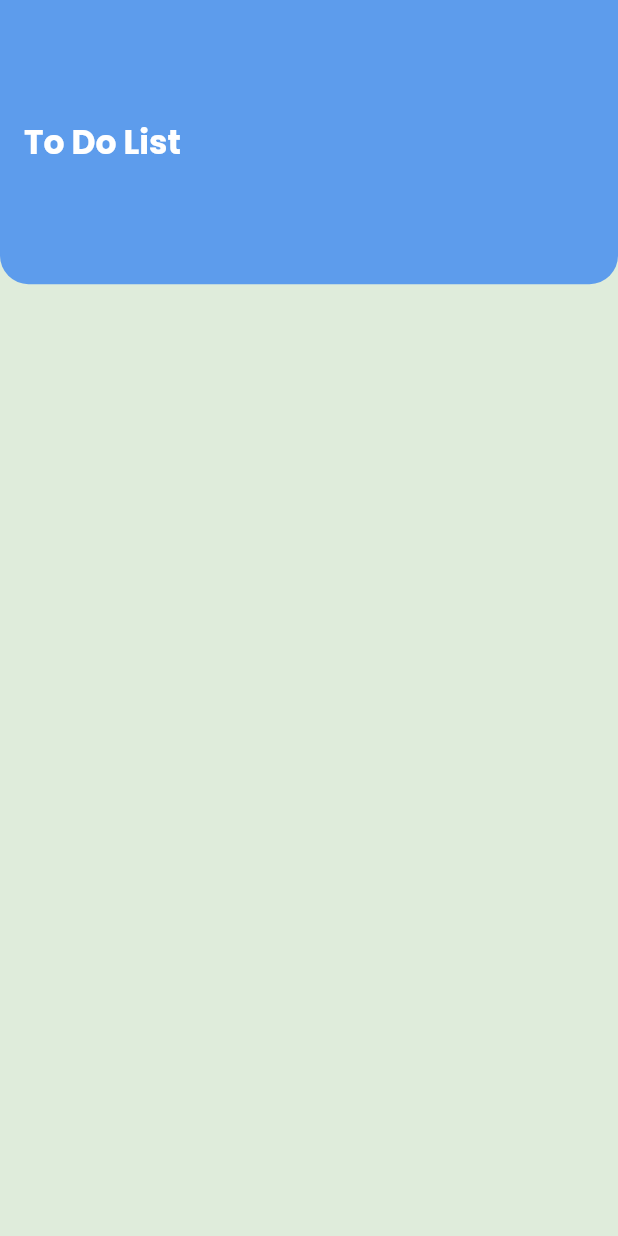
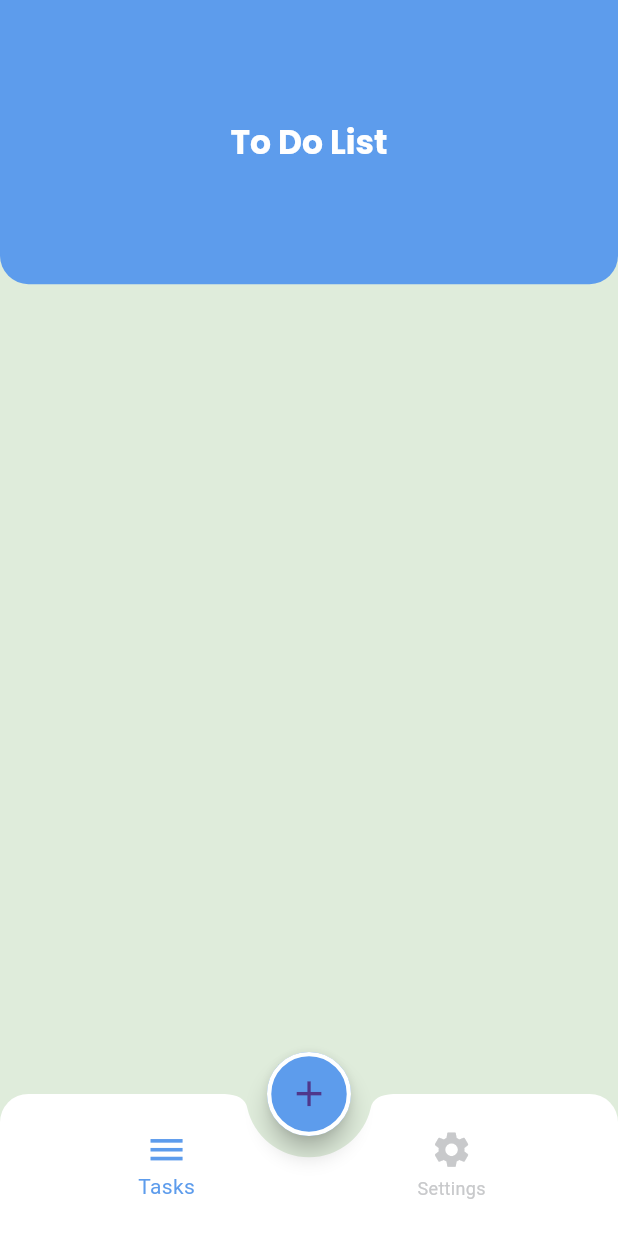
Before and after one commit to heshamgasser/todo, a Flutter app: the screen it shows after launch, on a phone screen of 412 x 824 dp. Run offline on Flutter 3.47's test engine with Material 3 defaults, Android fonts, the phone set to English and light mode, and no system bars; our stand-ins replace flutter_screenutil, google_fonts.

Commit message:
complete bottomNavigationBar

```diff
--- a/lib/home_layout/home_layout.dart
+++ b/lib/home_layout/home_layout.dart
@@ -1,14 +1,58 @@
 import 'package:flutter/material.dart';
+import 'package:flutter_screenutil/flutter_screenutil.dart';
+import 'package:provider/provider.dart';
+import 'package:todo_app/provider/home_provider.dart';
+import 'package:todo_app/shared/styles/app_color.dart';
 
 class HomeLayout extends StatelessWidget {
   static const String routeName = 'Home Layout';
 
   @override
   Widget build(BuildContext context) {
-    return Scaffold(
-      appBar: AppBar(
-        title: Text('To Do List', style: Theme.of(context).textTheme.titleLarge,),
-      ),
+    return ChangeNotifierProvider(
+      create: (context) => HomeProvider(),
+      builder: (context, child) {
+
+        var homeProvider = Provider.of<HomeProvider>(context);
+
+        return Scaffold(
+          appBar: AppBar(
+            title: Text('To Do List', style: Theme.of(context).textTheme.titleLarge,),
+          ),
+
+          floatingActionButtonLocation: FloatingActionButtonLocation.centerDocked,
+
+          floatingActionButton: FloatingActionButton(
+            backgroundColor: AppColor.lightPrimaryColor,
+            shape: StadiumBorder(side: BorderSide(color: Colors.white, width: 3.r),),
+
+            onPressed: () {
+
+            },
+            child: Icon(Icons.add, size: 30.r,),
+          ),
+
+
+          bottomNavigationBar: ClipRRect(
+            borderRadius: BorderRadius.only(topRight: Radius.circular(20.r), topLeft: Radius.circular(20.r),),
+            child: BottomAppBar(
+              notchMargin: 15.r,
+
+              child: BottomNavigationBar(
+                currentIndex: homeProvider.selectedIndex,
+                onTap: (value) {
+                  homeProvider.changeSelectedIndex(value);
+                },
+                items: [
+                  BottomNavigationBarItem(icon: Icon(Icons.menu),label: 'Tasks'),
+                  BottomNavigationBarItem(icon: Icon(Icons.settings), label: 'Settings'),
+                ],),
+            ),
+          ),
+
+        );
+      },
+
     );
   }
 }
--- /dev/null
+++ b/lib/provider/home_provider.dart
@@ -0,0 +1,18 @@
+import 'package:flutter/material.dart';
+import 'package:todo_app/views/setting_tab.dart';
+import 'package:todo_app/views/task_tab.dart';
+
+class HomeProvider extends ChangeNotifier{
+
+  int selectedIndex = 0;
+
+  void changeSelectedIndex (int value){
+    selectedIndex = value;
+    notifyListeners();
+  }
+
+
+  List<Widget> tabs = [TasksTab(), SettingTab()];
+
+
+}
--- a/lib/shared/styles/app_theme.dart
+++ b/lib/shared/styles/app_theme.dart
@@ -7,6 +7,7 @@ class AppTheme {
   static ThemeData lightTheme = ThemeData(
     appBarTheme: AppBarTheme(
       toolbarHeight: 200.h,
+      centerTitle: true,
       color: AppColor.lightPrimaryColor,
       shape: RoundedRectangleBorder(
         borderRadius: BorderRadius.only(
@@ -17,11 +18,29 @@ class AppTheme {
     ),
 
     scaffoldBackgroundColor: AppColor.lightGreenColor,
+    splashColor: Colors.transparent,
+    highlightColor: Colors.transparent,
 
     textTheme: TextTheme(
       titleLarge: AppText.titleLarge,
     ),
 
+    bottomAppBarTheme: BottomAppBarTheme(
+      color: Colors.white,
+      height: 100.h,
+      shape: CircularNotchedRectangle(),
+    ),
+
+    bottomNavigationBarTheme: BottomNavigationBarThemeData(
+      type: BottomNavigationBarType.fixed,
+      selectedIconTheme: IconThemeData(size: 30.r),
+      unselectedIconTheme: IconThemeData(size: 30.r),
+      backgroundColor: Colors.transparent,
+      selectedItemColor: AppColor.lightPrimaryColor,
+      unselectedItemColor: AppColor.grayColor,
+      elevation: 0.0,
+
+    ),
 
   );
 
--- a/pubspec.yaml
+++ b/pubspec.yaml
@@ -37,6 +37,8 @@ dependencies:
   cupertino_icons: ^1.0.2
   google_fonts: ^6.1.0
   flutter_screenutil: ^5.9.0
+  date_picker_timeline: ^1.2.5
+  provider: ^6.1.1
 
 
 dev_dependencies:
@@ -48,7 +50,7 @@ dev_dependencies:
   # activated in the `analysis_options.yaml` file located at the root of your
   # package. See that file for information about deactivating specific lint
   # rules and activating additional ones.
-  flutter_lints: ^2.0.0
+  flutter_lints: ^3.0.1
 
 # For information on the generic Dart part of this file, see the
 # following page: https://dart.dev/tools/pub/pubspec
```
Also changed, not shown: lib/provider/app_provider.dart (added, +17 -0 lines), lib/views/setting_tab.dart (added, +14 -0 lines), lib/views/task_tab.dart (added, +10 -0 lines), pubspec.lock.
